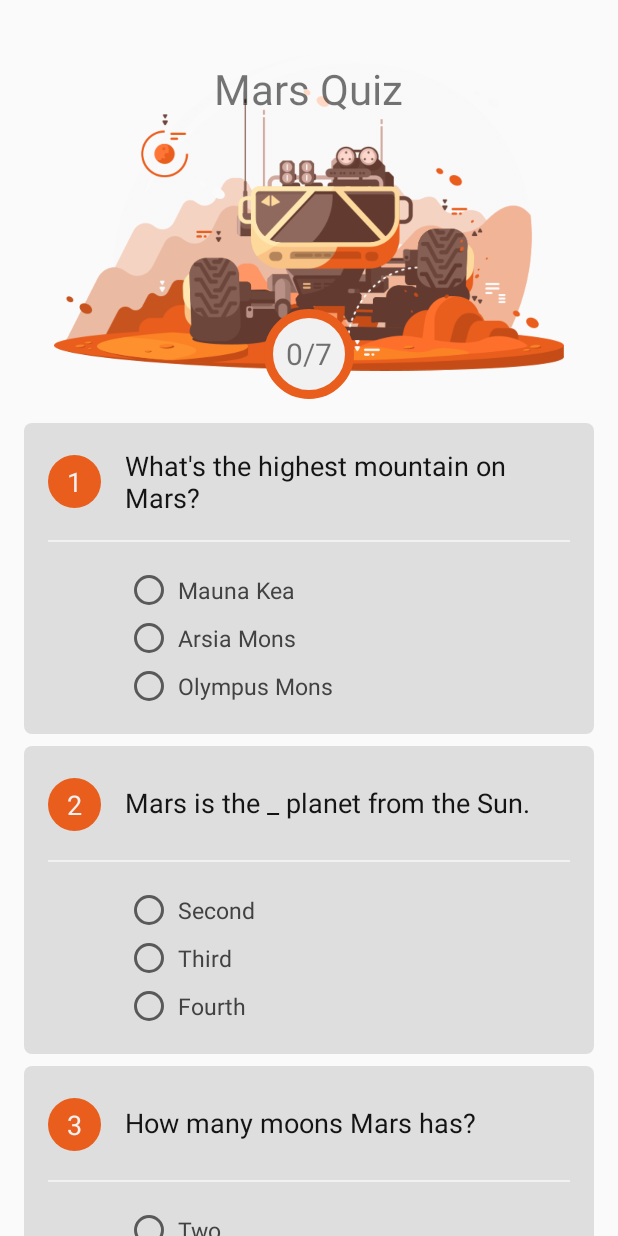
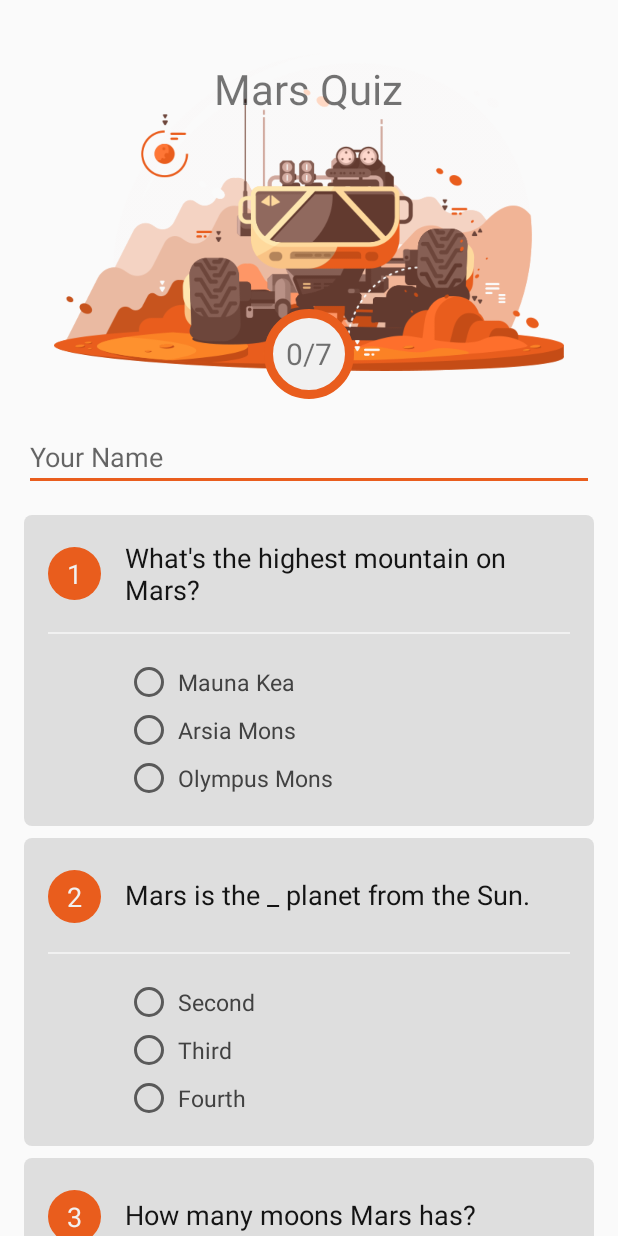
Before and after one commit to danieldogeanu/QuizApp, an Android app: the screen it shows after launch (MainActivity), on a phone screen of 412 x 824 dp. Run offline under Robolectric (Android 15) with nearby library versions, the phone set to English and light mode, and no system bars.

Commit message:
Added Name Field

```diff
--- a/app/src/main/res/layout-w400dp/activity_main.xml
+++ b/app/src/main/res/layout-w400dp/activity_main.xml
@@ -24,6 +24,10 @@
                 style="@style/HeaderProgressLargerScreens" />
 
         </RelativeLayout>
+
+        <EditText
+            android:id="@+id/name_field"
+            style="@style/NameField" />
 
         <RelativeLayout
             android:id="@+id/quiz_card_one"
--- a/app/src/main/res/layout-w480dp/activity_main.xml
+++ b/app/src/main/res/layout-w480dp/activity_main.xml
@@ -24,6 +24,10 @@
                 style="@style/HeaderProgressLargerScreens" />
 
         </RelativeLayout>
+
+        <EditText
+            android:id="@+id/name_field"
+            style="@style/NameField" />
 
         <RelativeLayout
             android:id="@+id/quiz_card_one"
--- a/app/src/main/res/layout/activity_main.xml
+++ b/app/src/main/res/layout/activity_main.xml
@@ -24,6 +24,10 @@
                 style="@style/HeaderProgress" />
 
         </RelativeLayout>
+
+        <EditText
+            android:id="@+id/name_field"
+            style="@style/NameField" />
 
         <RelativeLayout
             android:id="@+id/quiz_card_one"
--- a/app/src/main/res/values/strings.xml
+++ b/app/src/main/res/values/strings.xml
@@ -3,6 +3,8 @@
     <string name="app_title">Mars Quiz</string>
 
     <string name="mars_rover_description">Mars Rover</string>
+
+    <string name="user_name_hint">Your Name</string>
 
     <string name="question_one_index">1</string>
     <string name="question_one">What\'s the highest mountain on Mars?</string>
--- a/app/src/main/res/values/styles.xml
+++ b/app/src/main/res/values/styles.xml
@@ -60,6 +60,15 @@
 
     <style name="HeaderProgressLargerScreens" parent="@style/HeaderProgress">
         <item name="android:layout_marginBottom">0dp</item>
+    </style>
+
+    <style name="NameField">
+        <item name="android:layout_width">match_parent</item>
+        <item name="android:layout_height">wrap_content</item>
+        <item name="android:layout_marginBottom">16dp</item>
+        <item name="android:backgroundTint">@color/colorAccent</item>
+        <item name="android:inputType">textCapWords</item>
+        <item name="android:hint">@string/user_name_hint</item>
     </style>
 
     <style name="QuizCard">
```
Also changed, not shown: 1 other file.
